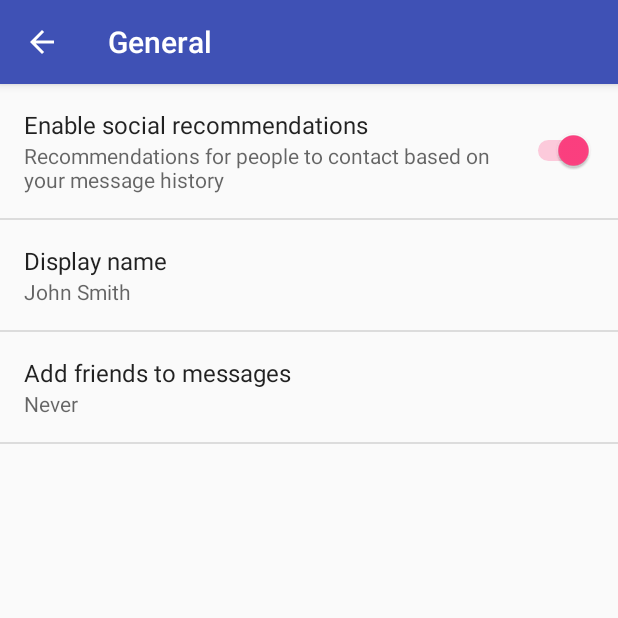
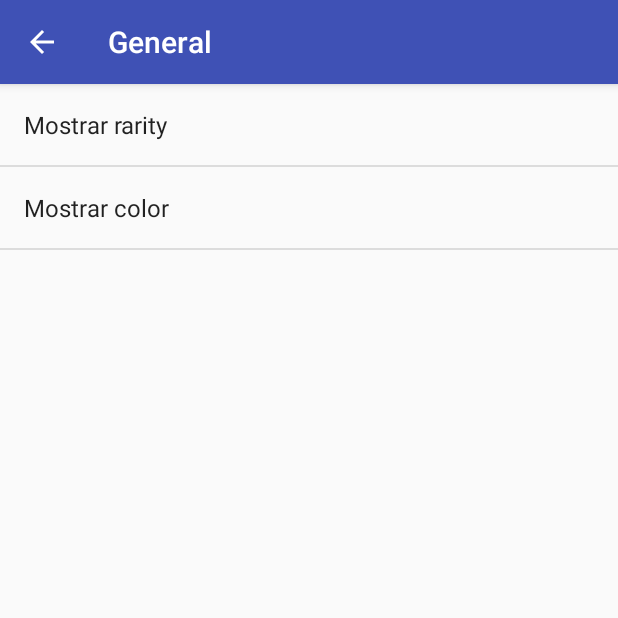
Before and after one commit to fcpau4/CartesMagic, an Android app: the SettingsActivity screen opened directly, with no data from a screen before it, after a tap on "General", on a phone screen of 412 x 824 dp, the top half of it. Run offline under Robolectric (Android 15) with nearby library versions, the phone set to English and light mode, and no system bars; 2 statements that could not run were skipped.

Commit message:
Modifiquem les opcions generals per mostrar dos multilist. un per al rarity i un altre pel color. Modifiquem l'xml d'strings amb les raritys i colors

```diff
--- a/app/src/main/res/values/strings.xml
+++ b/app/src/main/res/values/strings.xml
@@ -26,6 +26,25 @@
         <item>1</item>
         <item>0</item>
         <item>-1</item>
+    </string-array>
+//Cartes segons rarity
+    <string-array name="pref_rarity_list_titles">
+    <item>Common</item>
+    <item>Uncommon</item>
+    <item>Rare</item>
+    <item>Mythic Rare</item>
+    <item>Special</item>
+    <item>Basic Land</item>
+</string-array>
+
+//segons color
+    <string-array name="pref_color_list_titles">
+        <item>White</item>
+        <item>Blue</item>
+        <item>Black</item>
+        <item>Red</item>
+        <item>Green</item>
+        <item>no color</item>
     </string-array>
 
     <!-- Example settings for Data & Sync -->
--- a/app/src/main/res/xml/pref_general.xml
+++ b/app/src/main/res/xml/pref_general.xml
@@ -1,33 +1,22 @@
 <PreferenceScreen xmlns:android="http://schemas.android.com/apk/res/android">
-
-    <SwitchPreference
-        android:defaultValue="true"
-        android:key="example_switch"
-        android:summary="@string/pref_description_social_recommendations"
-        android:title="@string/pref_title_social_recommendations" />
 
     <!-- NOTE: EditTextPreference accepts EditText attributes. -->
     <!-- NOTE: EditTextPreference's summary should be set to its value by the activity code. -->
-    <EditTextPreference
-        android:capitalize="words"
-        android:defaultValue="@string/pref_default_display_name"
-        android:inputType="textCapWords"
-        android:key="example_text"
-        android:maxLines="1"
-        android:selectAllOnFocus="true"
-        android:singleLine="true"
-        android:title="@string/pref_title_display_name" />
 
     <!-- NOTE: Hide buttons to simplify the UI. Users can touch outside the dialog to
          dismiss it. -->
     <!-- NOTE: ListPreference's summary should be set to its value by the activity code. -->
-    <ListPreference
-        android:defaultValue="-1"
-        android:entries="@array/pref_example_list_titles"
-        android:entryValues="@array/pref_example_list_values"
-        android:key="example_list"
-        android:negativeButtonText="@null"
-        android:positiveButtonText="@null"
-        android:title="@string/pref_title_add_friends_to_messages" />
+    <MultiSelectListPreference
+        android:title="Mostrar rarity"
+        android:defaultValue="@array/pref_rarity_list_titles"
+        android:entries="@array/pref_rarity_list_titles"
+        android:entryValues="@array/pref_rarity_list_titles"
+        android:key="multi_select_list_preference_1" />
+    <MultiSelectListPreference
+        android:title="Mostrar color"
+        android:defaultValue="@array/pref_color_list_titles"
+        android:entries="@array/pref_color_list_titles"
+        android:entryValues="@array/pref_color_list_titles"
+        android:key="multi_select_list_preference_2" />
 
 </PreferenceScreen>
```
